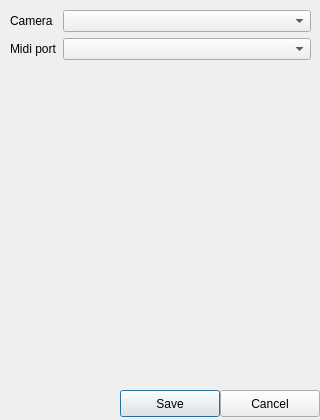
Old version of the form code/Hadrien/QCvWindow/src/UI/configwindow.ui in the repository Amxx/MDMA.
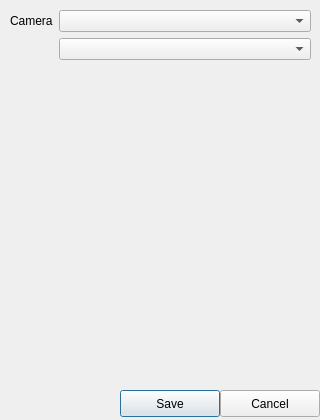
New version of the form.

Patch:
```diff
--- a/code/Hadrien/QCvWindow/src/UI/configwindow.ui
+++ b/code/Hadrien/QCvWindow/src/UI/configwindow.ui
@@ -36,13 +36,6 @@
     <item row="0" column="1">
      <widget class="QComboBox" name="cameraComboBox"/>
     </item>
-    <item row="1" column="0">
-     <widget class="QLabel" name="midiPortLabel">
-      <property name="text">
-       <string>Midi port</string>
-      </property>
-     </widget>
-    </item>
     <item row="1" column="1">
      <widget class="QComboBox" name="midiPortComboBox"/>
     </item>
```
